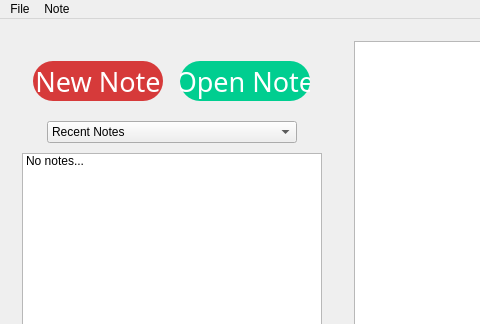
First picture: the form in mainwindow.ui, repository dhamith93/QuickNote, before the edit; both pictures show x 0 to 480 and y 0 to 324 of the 976 by 782 pixel window.
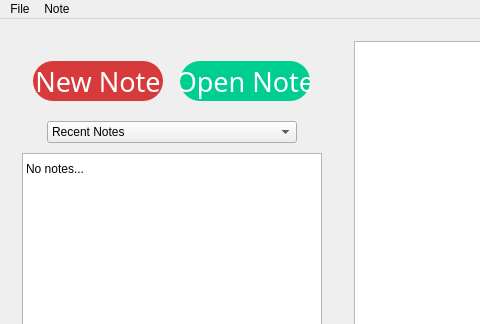
Second picture: the form after the edit. Custom widgets are drawn as their Qt base class.

Commit message: light/dark mode and word counter

Diff of the .ui file:
```diff
--- a/mainwindow.ui
+++ b/mainwindow.ui
@@ -276,9 +276,52 @@
             <height>16777215</height>
            </size>
           </property>
+          <property name="styleSheet">
+           <string notr="true">QListView {
+    show-decoration-selected: 1; 
+}
+
+QListView::item {
+    height:30px;
+    font-size: 14pt;
+}
+
+QListView::item:alternate {
+    background: #EEEEEE;
+}
+
+QListView::item:selected {
+    border: 1px solid #448EF2;
+}
+
+QListView::item:selected:!active {
+    background: #77AFFC;
+}
+
+QListView::item:selected:active {
+    background: #448EF2;
+}
+
+QListView::item:hover {
+    background: #009EFF;
+    color: #FFFFFF
+}</string>
+          </property>
           <property name="autoScroll">
            <bool>true</bool>
           </property>
+          <property name="editTriggers">
+           <set>QAbstractItemView::NoEditTriggers</set>
+          </property>
+          <property name="showDropIndicator" stdset="0">
+           <bool>false</bool>
+          </property>
+          <property name="textElideMode">
+           <enum>Qt::ElideLeft</enum>
+          </property>
+          <property name="isWrapping" stdset="0">
+           <bool>false</bool>
+          </property>
           <property name="layoutMode">
            <enum>QListView::SinglePass</enum>
           </property>
@@ -286,7 +329,7 @@
            <enum>QListView::ListMode</enum>
           </property>
           <property name="wordWrap">
-           <bool>false</bool>
+           <bool>true</bool>
           </property>
           <item>
            <property name="text">
```
Left out of the diff: 33 changed lines with no effect on the pictures. The commit also changes 5 other files.
